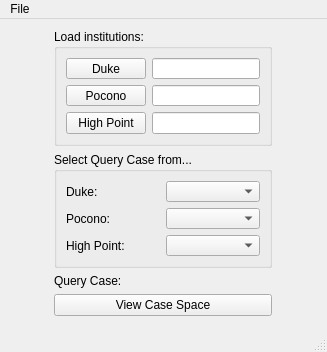
This is MainWindow.ui in steve9000gi/CompareCases as Qt 5 draws it before an edit. The edited form follows.
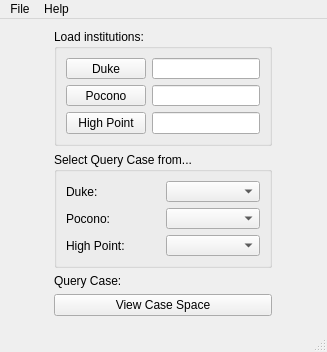
This is the edited form.

```diff
--- a/MainWindow.ui
+++ b/MainWindow.ui
@@ -207,7 +207,15 @@
     <addaction name="separator"/>
     <addaction name="actionExit"/>
    </widget>
+   <widget class="QMenu" name="menuHelp">
+    <property name="title">
+     <string>Help</string>
+    </property>
+    <addaction name="action_View_documentation"/>
+    <addaction name="actionAbout_CompareCases"/>
+   </widget>
    <addaction name="menuFile"/>
+   <addaction name="menuHelp"/>
   </widget>
   <widget class="QStatusBar" name="statusbar"/>
   <action name="actionSelect_Duke_Directory">
```
Left out of the diff: 12 changed lines with no effect on the pictures.
